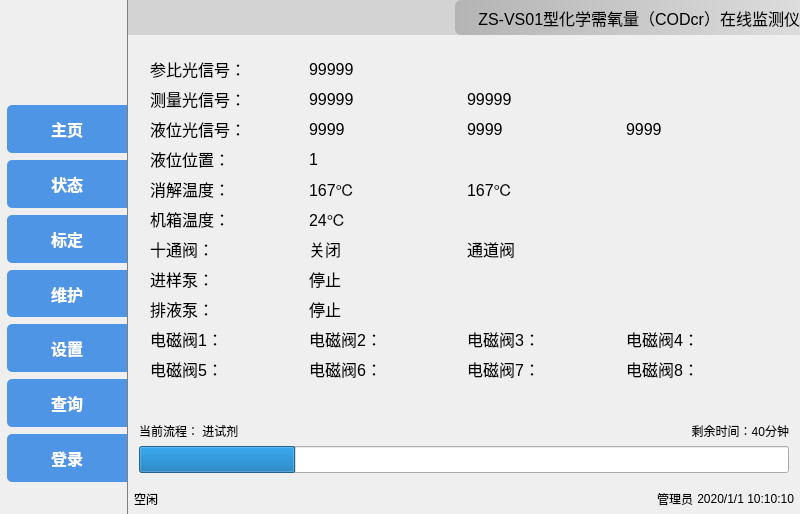
Old version of the form qfmain.ui in the repository DREAM251/WaterMonitoring.
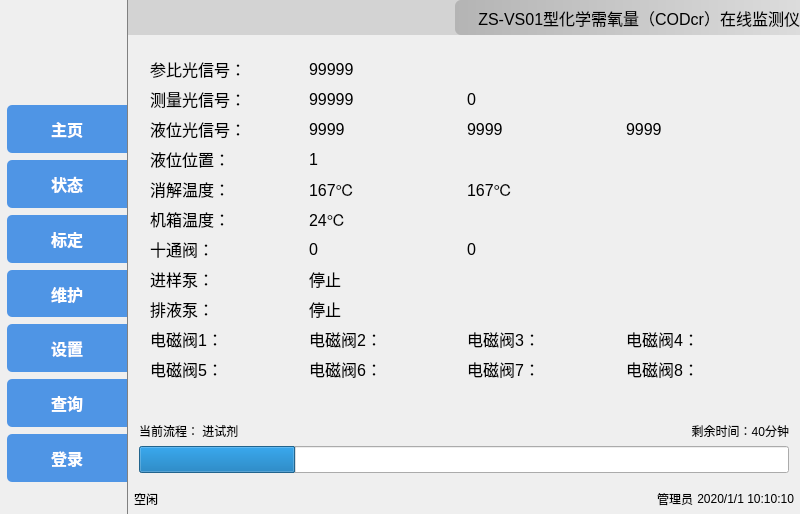
New version of the form. The open tabs and pages were chosen to show the change. Icons and pictures are not drawn.

```diff
--- a/qfmain.ui
+++ b/qfmain.ui
@@ -296,18 +296,6 @@
           <layout class="QVBoxLayout" name="verticalLayout_4">
            <item>
             <layout class="QGridLayout" name="gridLayout_2">
-             <item row="1" column="2">
-              <widget class="QLabel" name="measureVoltage1">
-               <property name="font">
-                <font>
-                 <pointsize>12</pointsize>
-                </font>
-               </property>
-               <property name="text">
-                <string>99999</string>
-               </property>
-              </widget>
-             </item>
              <item row="2" column="1">
               <widget class="QLabel" name="waterVoltage">
                <property name="font">
@@ -472,7 +460,7 @@
                 </font>
                </property>
                <property name="text">
-                <string>关闭</string>
+                <string>0</string>
                </property>
               </widget>
              </item>
@@ -488,18 +476,6 @@
                </property>
               </widget>
              </item>
-             <item row="4" column="1">
-              <widget class="QLabel" name="temp">
-               <property name="font">
-                <font>
-                 <pointsize>12</pointsize>
-                </font>
-               </property>
-               <property name="text">
-                <string>167℃</string>
-               </property>
-              </widget>
-             </item>
              <item row="7" column="0">
               <widget class="QLabel" name="label_30">
                <property name="font">
@@ -536,18 +512,6 @@
                </property>
               </widget>
              </item>
-             <item row="4" column="2">
-              <widget class="QLabel" name="setTemp">
-               <property name="font">
-                <font>
-                 <pointsize>12</pointsize>
-                </font>
-               </property>
-               <property name="text">
-                <string>167℃</string>
-               </property>
-              </widget>
-             </item>
              <item row="6" column="2">
               <widget class="QLabel" name="label_35">
                <property name="font">
@@ -556,7 +520,7 @@
                 </font>
                </property>
                <property name="text">
-                <string>通道阀</string>
+                <string>0</string>
                </property>
               </widget>
              </item>
@@ -572,6 +536,42 @@
                </property>
               </widget>
              </item>
+             <item row="4" column="1">
+              <widget class="QLabel" name="setTemp">
+               <property name="font">
+                <font>
+                 <pointsize>12</pointsize>
+                </font>
+               </property>
+               <property name="text">
+                <string>167℃</string>
+               </property>
+              </widget>
+             </item>
+             <item row="4" column="2">
+              <widget class="QLabel" name="temp">
+               <property name="font">
+                <font>
+                 <pointsize>12</pointsize>
+                </font>
+               </property>
+               <property name="text">
+                <string>167℃</string>
+               </property>
+              </widget>
+             </item>
+             <item row="1" column="2">
+              <widget class="QLabel" name="RealTimeResult">
+               <property name="font">
+                <font>
+                 <pointsize>12</pointsize>
+                </font>
+               </property>
+               <property name="text">
+                <string>0</string>
+               </property>
+              </widget>
+             </item>
             </layout>
            </item>
            <item>
```
Left out of the diff: 6 changed lines with no effect on the pictures.
